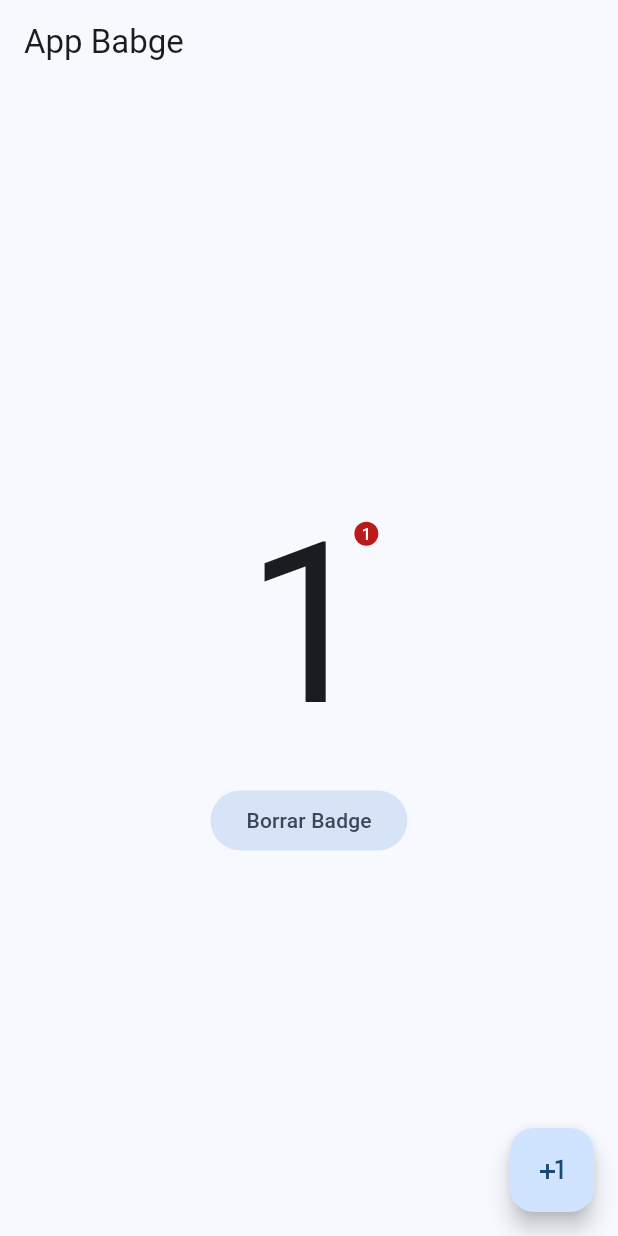
After one commit to dairo1992/miscelanius, a Flutter app: the BadgeScreen screen opened by its route, after a tap on the "plus one" icon, on a phone screen of 412 x 824 dp. The commit adds this screen. Run offline on Flutter 3.47's test engine with Material 2 defaults, Android fonts, the light colour scheme and no system bars; our stand-ins replace dio, flutter_compass, flutter_riverpod, geolocator, go_router, google_fonts and 5 more; missing offline and left inert: flutter_app_badger, flutter_share, local_auth_android, quick_actions; statements that could not run were skipped.

Commit message:
seccion 11 terminada

```diff
--- /dev/null
+++ b/lib/config/plugins/app_badge_plugin.dart
@@ -0,0 +1,27 @@
+import 'package:flutter_app_badger/flutter_app_badger.dart';
+
+class AppBadgePlugin {
+  static Future<bool> get isBadgeSupported {
+    return FlutterAppBadger.isAppBadgeSupported();
+  }
+
+  static void updateBadgeCount(int count) async {
+    if (!await isBadgeSupported) {
+      print('Badge no soportado');
+      return;
+    }
+
+    FlutterAppBadger.updateBadgeCount(count);
+
+    if (count == 0) removeBadge();
+  }
+
+  static void removeBadge() async {
+    if (!await isBadgeSupported) {
+      print('Badge no soportado');
+      return;
+    }
+
+    FlutterAppBadger.removeBadge();
+  }
+}
--- a/lib/config/plugins/local_auth_plg.dart
+++ b/lib/config/plugins/local_auth_plg.dart
@@ -1,6 +1,6 @@
 import 'package:flutter/services.dart';
+import 'package:local_auth/error_codes.dart' as auth_error;
 import 'package:local_auth/local_auth.dart';
-import 'package:local_auth/error_codes.dart' as auth_error;
 import 'package:local_auth_android/local_auth_android.dart';
 
 class LocalAuthPlugin {
--- a/lib/config/router/routes.dart
+++ b/lib/config/router/routes.dart
@@ -43,4 +43,7 @@ final router = GoRouter(routes: [
   GoRoute(
       path: '/Maps',
       builder: (context, state) => const MapScreen()),
+  GoRoute(
+      path: '/badge',
+      builder: (context, state) => const BadgeScreen()),
 ]);
--- a/lib/main.dart
+++ b/lib/main.dart
@@ -9,6 +9,7 @@ import 'presentation/providers/providers.dart';
 
 void main() {
   WidgetsFlutterBinding.ensureInitialized();
+  QuickActionsPlugins.registrarActions();
   SystemChrome.setPreferredOrientations([DeviceOrientation.portraitUp]);
   runApp(const ProviderScope(
     child: MainApp(),
--- a/lib/presentation/config.dart
+++ b/lib/presentation/config.dart
@@ -2,3 +2,5 @@ export '../config/theme/app_theme.dart';
 export '../config/router/routes.dart';
 export 'package:miscelanius/config/plugins/share_pluigin.dart';
 export 'package:miscelanius/config/plugins/local_auth_plg.dart';
+export 'package:miscelanius/config/plugins/quick_actions_pluging.dart';
+export 'package:miscelanius/config/plugins/app_badge_plugin.dart';
--- /dev/null
+++ b/lib/presentation/providers/badge/badge_counter_provider.dart
@@ -0,0 +1,7 @@
+import 'package:flutter_riverpod/flutter_riverpod.dart';
+
+
+final badgeProvider = StateProvider<int>((ref) {
+
+  return 0;
+});
--- a/lib/presentation/providers/providers.dart
+++ b/lib/presentation/providers/providers.dart
@@ -10,3 +10,4 @@ export 'local_auth/local_auth_providers.dart';
 export 'location/user_location_provider.dart';
 export 'location/ubicacion_en_tiempo_real_provider.dart';
 export 'location/map_controller_provider.dart';
+export 'badge/badge_counter_provider.dart';
--- /dev/null
+++ b/lib/presentation/screens/badge/badge_screen.dart
@@ -0,0 +1,49 @@
+import 'package:flutter/material.dart';
+import 'package:flutter_riverpod/flutter_riverpod.dart';
+import 'package:miscelanius/presentation/config.dart';
+import 'package:miscelanius/presentation/providers/providers.dart';
+
+class BadgeScreen extends ConsumerWidget {
+  const BadgeScreen({super.key});
+
+  @override
+  Widget build(BuildContext context, ref) {
+    final badgeCounter = ref.watch(badgeProvider);
+    return Scaffold(
+      appBar: AppBar(
+        title: Text("App Babge"),
+      ),
+      body: Center(
+        child: Column(
+          mainAxisAlignment: MainAxisAlignment.center,
+          children: [
+            Badge(
+              alignment: Alignment.lerp(
+                  Alignment.topRight, Alignment.bottomRight, 0.2),
+              label: Text("$badgeCounter"),
+              child: Text(
+                "$badgeCounter",
+                style: const TextStyle(
+                  fontSize: 150,
+                ),
+              ),
+            ),
+            FilledButton.tonal(
+                onPressed: () {
+                  ref.invalidate(badgeProvider);
+                  AppBadgePlugin.removeBadge();
+                },
+                child: const Text("Borrar Badge"))
+          ],
+        ),
+      ),
+      floatingActionButton: FloatingActionButton(
+        onPressed: () {
+          ref.read(badgeProvider.notifier).update((state) => state + 1);
+          AppBadgePlugin.updateBadgeCount(badgeCounter + 1);
+        },
+        child: const Icon(Icons.plus_one),
+      ),
+    );
+  }
+}
--- a/lib/presentation/screens/location/controlled_map_screen.dart
+++ b/lib/presentation/screens/location/controlled_map_screen.dart
@@ -18,7 +18,7 @@ class ControlledMapScreen extends ConsumerWidget {
                 lat: data.$1,
                 lng: data.$2,
               ),
-          error: (error, _) => Text("$error"),
+          error: (error, _) => Center(child: Text("$error")),
           loading: () => const Center(
                 child: Text("Ubicando usuario"),
               )),
--- a/lib/presentation/screens/screens.dart
+++ b/lib/presentation/screens/screens.dart
@@ -12,3 +12,4 @@ export 'biometric/biometric_screen.dart';
 export 'location/controlled_map_screen.dart';
 export 'location/location_screen.dart';
 export 'location/map_screen.dart';
+export 'badge/badge_screen.dart';
--- a/lib/presentation/widgets/shared/main_menu.dart
+++ b/lib/presentation/widgets/shared/main_menu.dart
@@ -20,6 +20,7 @@ final menuitems = <MenuItem>[
   MenuItem("Ubicacion", Icons.pin_drop, "/Location"),
   MenuItem("Mapas", Icons.map_rounded, "/Maps"),
   MenuItem("Controlado", Icons.gamepad_rounded, "/Controlled-map"),
+  MenuItem("Bagde", Icons.notifications_active, "/badge"),
 ];
 
 class MainMenu extends StatelessWidget {
--- a/pubspec.yaml
+++ b/pubspec.yaml
@@ -10,6 +10,7 @@ dependencies:
   dio: ^5.3.2
   flutter:
     sdk: flutter
+  flutter_app_badger: ^1.5.0
   flutter_compass: ^0.7.0
   flutter_riverpod: ^2.3.6
   flutter_share: ^2.0.0
@@ -20,6 +21,7 @@ dependencies:
   local_auth: ^2.1.6
   local_auth_android: ^1.0.32
   permission_handler: ^10.4.3
+  quick_actions: ^1.0.5
   sensors_plus: ^3.0.3
   wakelock_plus: ^1.1.1
 
```
Also changed, not shown: lib/config/plugins/quick_actions_pluging.dart (added, +36 -0 lines), pubspec.lock, 5 other files.
